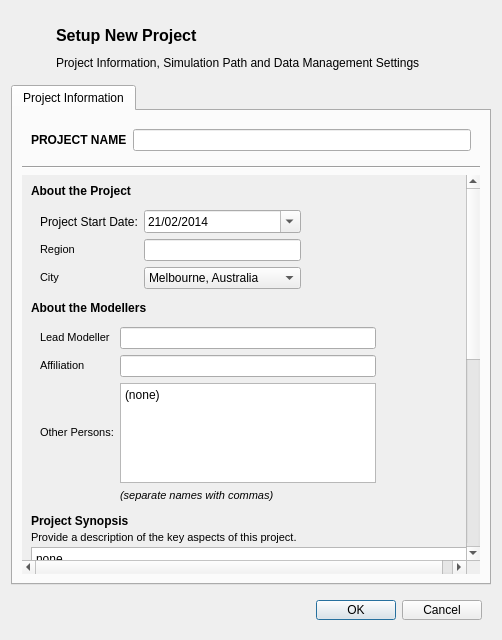
The window that gui/startnewprojectdialog.ui (petermbach/urbanbeats-pss) describes before a commit, drawn with Qt 5.
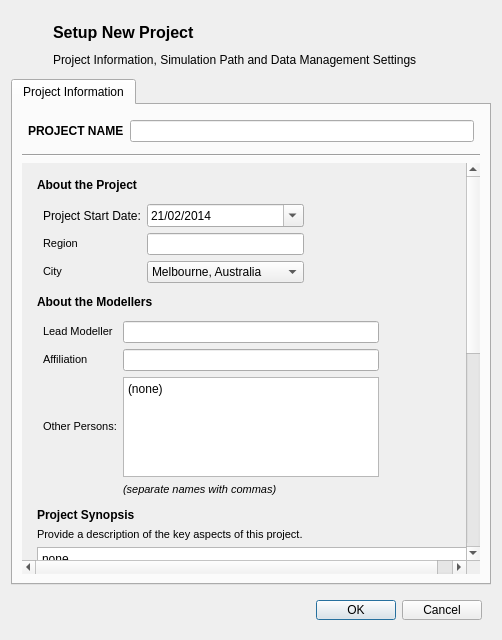
The same window after the commit. Icons and pictures are not drawn.

Commit message: Cleaned up the GUI, made some changes to many of the widget margins from 9px to 6px. Aesthetic improvements primarily.

Diff of the .ui file:
```diff
--- a/gui/startnewprojectdialog.ui
+++ b/gui/startnewprojectdialog.ui
@@ -17,6 +17,18 @@
    <item>
     <widget class="QWidget" name="header" native="true">
      <layout class="QGridLayout" name="gridLayout_12">
+      <property name="leftMargin">
+       <number>6</number>
+      </property>
+      <property name="topMargin">
+       <number>6</number>
+      </property>
+      <property name="rightMargin">
+       <number>6</number>
+      </property>
+      <property name="bottomMargin">
+       <number>6</number>
+      </property>
       <item row="0" column="0">
        <widget class="QLabel" name="title_logo">
         <property name="minimumSize">
@@ -82,6 +94,18 @@
           <bool>true</bool>
          </property>
          <layout class="QGridLayout" name="gridLayout_2">
+          <property name="leftMargin">
+           <number>6</number>
+          </property>
+          <property name="topMargin">
+           <number>6</number>
+          </property>
+          <property name="rightMargin">
+           <number>6</number>
+          </property>
+          <property name="bottomMargin">
+           <number>6</number>
+          </property>
           <item row="0" column="1">
            <widget class="QLineEdit" name="projname_line"/>
           </item>
@@ -122,26 +146,26 @@
             <x>0</x>
             <y>0</y>
             <width>443</width>
-            <height>793</height>
+            <height>815</height>
            </rect>
           </property>
           <layout class="QVBoxLayout" name="verticalLayout_2">
            <item>
             <layout class="QVBoxLayout" name="verticalLayout_5">
              <property name="spacing">
-              <number>3</number>
+              <number>6</number>
              </property>
              <property name="leftMargin">
-              <number>0</number>
+              <number>6</number>
              </property>
              <property name="topMargin">
-              <number>0</number>
+              <number>6</number>
              </property>
              <property name="rightMargin">
-              <number>0</number>
+              <number>6</number>
              </property>
              <property name="bottomMargin">
-              <number>0</number>
+              <number>6</number>
              </property>
              <item>
               <widget class="QLabel" name="aboutproject_lbl">
@@ -153,6 +177,18 @@
              <item>
               <widget class="QWidget" name="aboutproject_widget2" native="true">
                <layout class="QGridLayout" name="gridLayout">
+                <property name="leftMargin">
+                 <number>6</number>
+                </property>
+                <property name="topMargin">
+                 <number>6</number>
+                </property>
+                <property name="rightMargin">
+                 <number>6</number>
+                </property>
+                <property name="bottomMargin">
+                 <number>6</number>
+                </property>
                 <item row="0" column="2">
                  <spacer name="horizontalSpacer_4">
                   <property name="orientation">
@@ -317,6 +353,18 @@
              <item>
               <widget class="QWidget" name="aboutuser_widget" native="true">
                <layout class="QGridLayout" name="gridLayout_7">
+                <property name="leftMargin">
+                 <number>6</number>
+                </property>
+                <property name="topMargin">
+                 <number>6</number>
+                </property>
+                <property name="rightMargin">
+                 <number>6</number>
+                </property>
+                <property name="bottomMargin">
+                 <number>6</number>
+                </property>
                 <item row="3" column="0">
                  <widget class="QLabel" name="otherpersons_lbl">
                   <property name="whatsThis">
@@ -488,6 +536,18 @@
              <item>
               <widget class="QWidget" name="path_widget" native="true">
                <layout class="QGridLayout" name="gridLayout_3">
+                <property name="leftMargin">
+                 <number>6</number>
+                </property>
+                <property name="topMargin">
+                 <number>6</number>
+                </property>
+                <property name="rightMargin">
+                 <number>6</number>
+                </property>
+                <property name="bottomMargin">
+                 <number>6</number>
+                </property>
                 <item row="1" column="0">
                  <widget class="QLabel" name="projpath_lbl">
                   <property name="text">
@@ -546,6 +606,18 @@
              <item>
               <widget class="QWidget" name="projectlog_widget" native="true">
                <layout class="QHBoxLayout" name="horizontalLayout">
+                <property name="leftMargin">
+                 <number>6</number>
+                </property>
+                <property name="topMargin">
+                 <number>6</number>
+                </property>
+                <property name="rightMargin">
+                 <number>6</number>
+                </property>
+                <property name="bottomMargin">
+                 <number>6</number>
+                </property>
                 <item>
                  <widget class="QRadioButton" name="projectlog_simple">
                   <property name="text">
@@ -587,6 +659,18 @@
              <item>
               <widget class="QWidget" name="boundary_widget" native="true">
                <layout class="QGridLayout" name="gridLayout_4">
+                <property name="leftMargin">
+                 <number>6</number>
+                </property>
+                <property name="topMargin">
+                 <number>6</number>
+                </property>
+                <property name="rightMargin">
+                 <number>6</number>
+                </property>
+                <property name="bottomMargin">
+                 <number>6</number>
+                </property>
                 <item row="1" column="0">
                  <widget class="QLabel" name="projectboundary_lbl2">
                   <property name="text">
@@ -617,6 +701,18 @@
              <item>
               <widget class="QWidget" name="datadisplay_widget" native="true">
                <layout class="QGridLayout" name="gridLayout_10">
+                <property name="leftMargin">
+                 <number>6</number>
+                </property>
+                <property name="topMargin">
+                 <number>6</number>
+                </property>
+                <property name="rightMargin">
+                 <number>6</number>
+                </property>
+                <property name="bottomMargin">
+                 <number>6</number>
+                </property>
                 <item row="2" column="0">
                  <widget class="QLabel" name="epsg_lbl">
                   <property name="text">
```
The commit also changes 42 other files.
